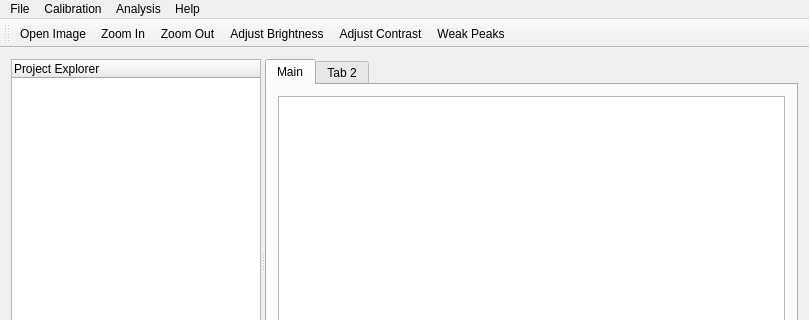
ericquackenbush/StreXRD, file gui/mainwindow.ui: the form before one commit; both pictures show x 0 to 809 and y 0 to 320 of the 809 by 496 pixel window.
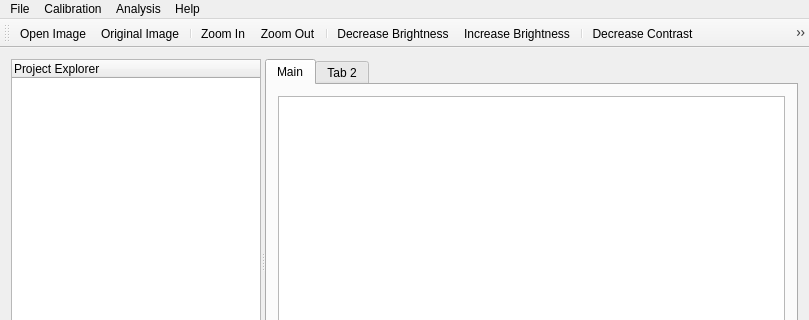
The form after the commit. Icons and pictures are not drawn.

Patch:
```diff
--- a/gui/mainwindow.ui
+++ b/gui/mainwindow.ui
@@ -161,11 +161,19 @@
     <bool>false</bool>
    </attribute>
    <addaction name="actionOpen_Image"/>
+   <addaction name="actionOriginal_Image"/>
+   <addaction name="separator"/>
    <addaction name="actionZoom_In"/>
    <addaction name="actionZoom_Out"/>
-   <addaction name="actionAdjust_Brightness"/>
-   <addaction name="actionAdjust_Contrast"/>
+   <addaction name="separator"/>
+   <addaction name="actionDecrease_Brightness"/>
+   <addaction name="actionIncrease_Brightness"/>
+   <addaction name="separator"/>
+   <addaction name="actionDecrease_Contrast"/>
+   <addaction name="actionIncrease_Contrast"/>
+   <addaction name="separator"/>
    <addaction name="actionWeak_Peaks"/>
+   <addaction name="actionFully_Automatic"/>
   </widget>
   <widget class="QStatusBar" name="statusBar"/>
   <action name="actionCreate_new_data_set">
@@ -302,42 +310,82 @@
     <string>Metal Mode</string>
    </property>
   </action>
-  <action name="actionAdjust_Contrast">
-   <property name="icon">
-    <iconset resource="Resource.qrc">
-     <normaloff>:/icons/icons/contrast.png</normaloff>:/icons/icons/contrast.png</iconset>
-   </property>
-   <property name="text">
-    <string>Adjust Contrast</string>
-   </property>
-   <property name="toolTip">
-    <string>Adjust Contrast</string>
-   </property>
-  </action>
-  <action name="actionAdjust_Brightness">
-   <property name="icon">
-    <iconset resource="Resource.qrc">
-     <normaloff>:/icons/icons/brightness.png</normaloff>:/icons/icons/brightness.png</iconset>
-   </property>
-   <property name="text">
-    <string>Adjust Brightness</string>
-   </property>
-   <property name="toolTip">
-    <string>Adjust Brightness</string>
-   </property>
-  </action>
-  <action name="actionWeak_Peaks">
+  <action name="actionOriginal_Image">
    <property name="icon">
     <iconset resource="Resource.qrc">
      <normaloff>:/icons/icons/image.png</normaloff>:/icons/icons/image.png</iconset>
    </property>
    <property name="text">
+    <string>Original Image</string>
+   </property>
+   <property name="toolTip">
+    <string>Go back to original image</string>
+   </property>
+  </action>
+  <action name="actionIncrease_Brightness">
+   <property name="icon">
+    <iconset resource="Resource.qrc">
+     <normaloff>:/icons/icons/lightbulb-add.png</normaloff>:/icons/icons/lightbulb-add.png</iconset>
+   </property>
+   <property name="text">
+    <string>Increase Brightness</string>
+   </property>
+   <property name="toolTip">
+    <string>Increase Brightness</string>
+   </property>
+  </action>
+  <action name="actionDecrease_Brightness">
+   <property name="icon">
+    <iconset resource="Resource.qrc">
+     <normaloff>:/icons/icons/lightbulb-delete.png</normaloff>:/icons/icons/lightbulb-delete.png</iconset>
+   </property>
+   <property name="text">
+    <string>Decrease Brightness</string>
+   </property>
+   <property name="toolTip">
+    <string>Decrease Brightness</string>
+   </property>
+  </action>
+  <action name="actionIncrease_Contrast">
+   <property name="icon">
+    <iconset resource="Resource.qrc">
+     <normaloff>:/icons/icons/contrast-increase.png</normaloff>:/icons/icons/contrast-increase.png</iconset>
+   </property>
+   <property name="text">
+    <string>Increase Contrast</string>
+   </property>
+   <property name="toolTip">
+    <string>Increase Contrast</string>
+   </property>
+  </action>
+  <action name="actionDecrease_Contrast">
+   <property name="icon">
+    <iconset resource="Resource.qrc">
+     <normaloff>:/icons/icons/contrast-decrease.png</normaloff>:/icons/icons/contrast-decrease.png</iconset>
+   </property>
+   <property name="text">
+    <string>Decrease Contrast</string>
+   </property>
+   <property name="toolTip">
+    <string>Decrease Contrast</string>
+   </property>
+  </action>
+  <action name="actionWeak_Peaks">
+   <property name="text">
     <string>Weak Peaks</string>
    </property>
    <property name="toolTip">
     <string>Weak Peaks</string>
    </property>
   </action>
+  <action name="actionFully_Automatic">
+   <property name="text">
+    <string>Fully Automatic</string>
+   </property>
+   <property name="toolTip">
+    <string>Fully Automatic</string>
+   </property>
+  </action>
  </widget>
  <layoutdefault spacing="6" margin="11"/>
  <resources>
```
